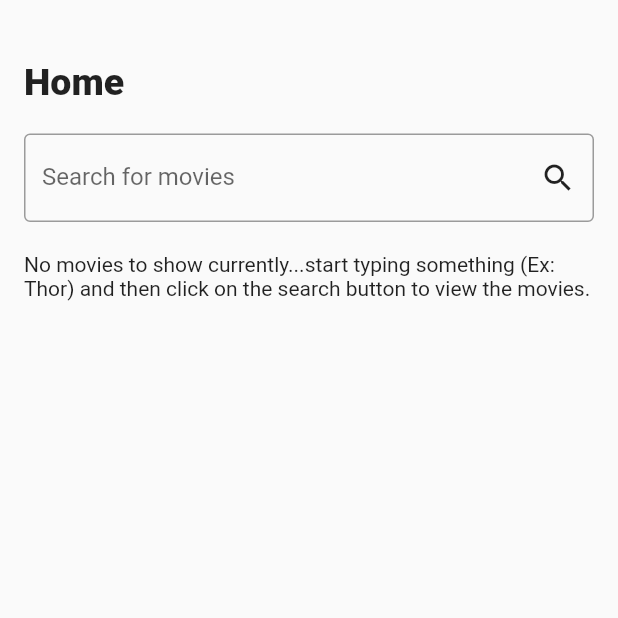
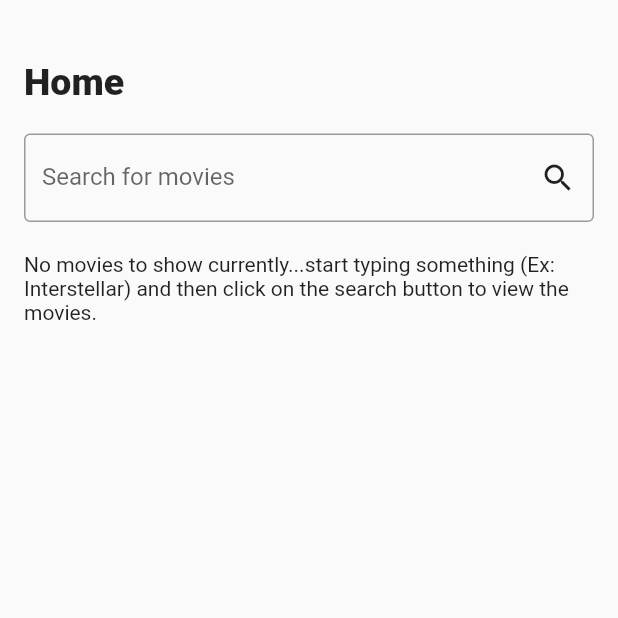
Before and after one commit to aliasgartaksali/imdb_data, a Flutter app: the screen it shows after launch, on a phone screen of 412 x 824 dp, the top half of it. Run offline on Flutter 3.47's test engine with Material 2 defaults, Android fonts, the phone set to English and light mode, and no system bars; network calls fail.

Commit message:
Update MainScreen.dart

```diff
--- a/lib/screens/MainScreen.dart
+++ b/lib/screens/MainScreen.dart
@@ -76,7 +76,7 @@ class _MainScreenState extends State<MainScreen> {
             SizedBox(
               height: 20,
             ),
-            (_allMovies == 0) ? (_isLoading ? CircularProgressIndicator() : Text("No movies to show currently...start typing something (Ex: Thor) and then click on the search button to view the movies.")) : MovieList(),
+            (_allMovies == 0) ? (_isLoading ? CircularProgressIndicator() : Text("No movies to show currently...start typing something (Ex: Interstellar) and then click on the search button to view the movies.")) : MovieList(),
           ],
         ),
       ),
```
